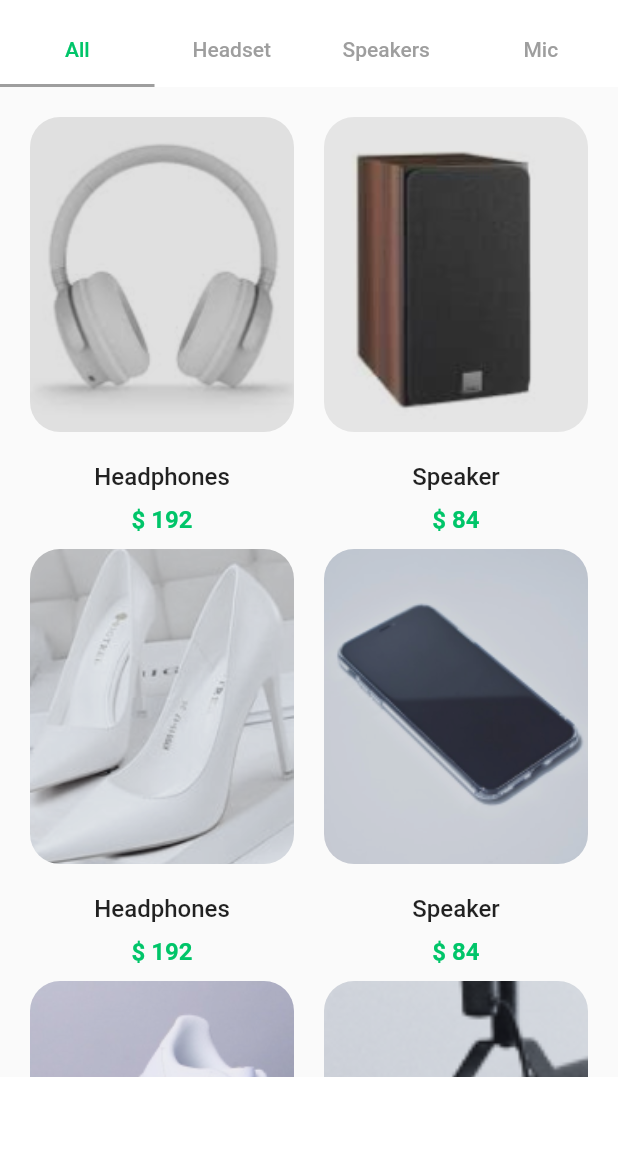
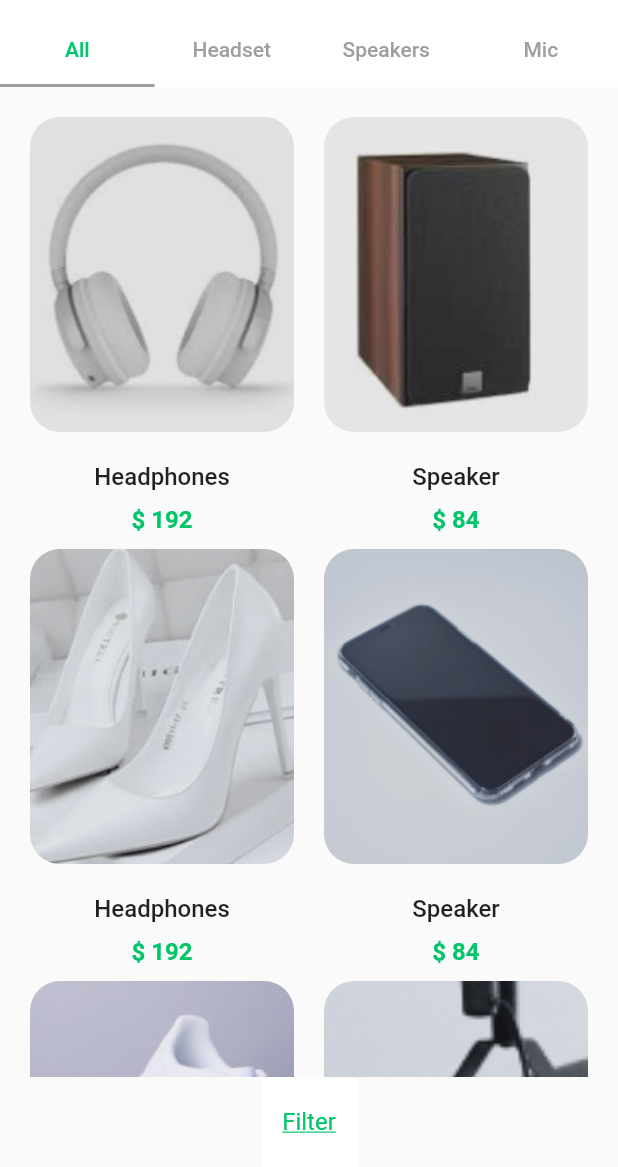
Before and after one commit to malavikaac/Flutter_Shopping_App_UI, a Flutter app: the ProductPage screen opened directly, on a phone screen of 412 x 824 dp, the part 69-1236 px from its top. Run offline on Flutter 3.47's test engine with Material 2 defaults, Android fonts, the phone set to English and light mode, and no system bars; our stand-ins replace flutter_svg.

Commit message:
feat - added a button in bottom navigation in all products page

```diff
--- a/lib/bottom navigation/explore/all_products_page.dart
+++ b/lib/bottom navigation/explore/all_products_page.dart
@@ -237,6 +237,12 @@ class _AllProductsPageState extends State<AllProductsPage> {
         Container(
           height: 60,
           color:myColors.whiteColor,
+          child:myWidget.button(
+            color:myColors.greenColor,
+            text: 'Filter',
+            fontSize: 16,
+             fontWeight: FontWeight.normal,
+             onPressed: (){})
         )
       ],
     );
```
